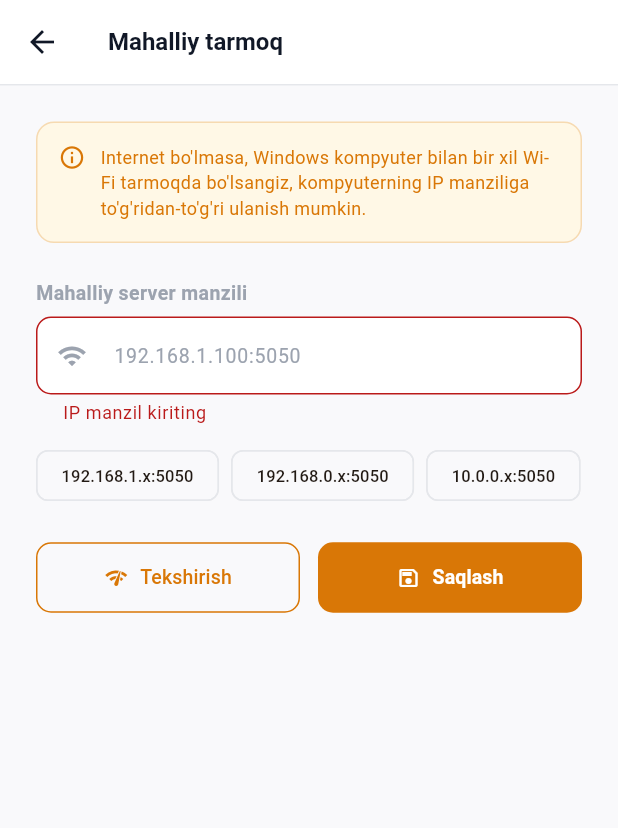
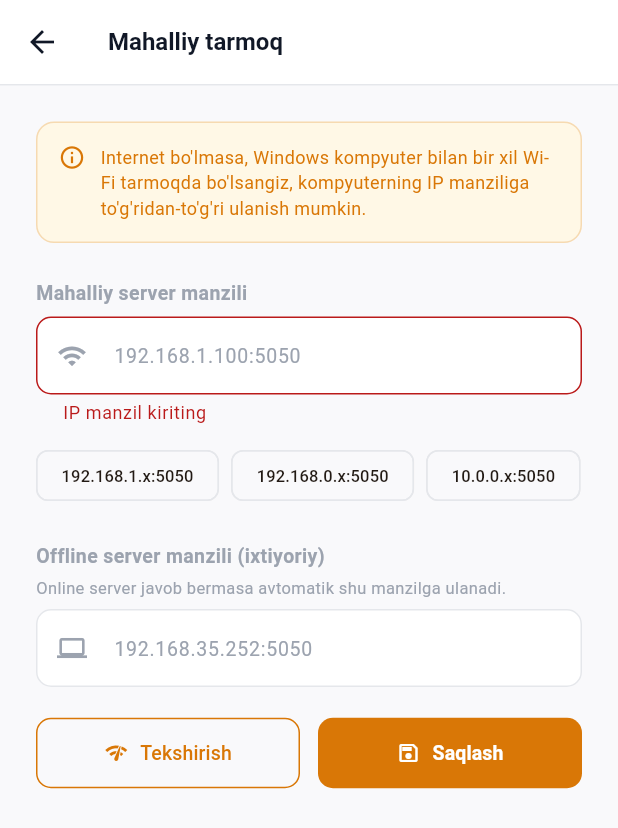
Before and after one commit to sukhrobrich/foodXMobile, a Flutter app: the SetupScreen screen opened directly, after a tap on "Tekshirish", after a tap on "Saqlash", on a phone screen of 412 x 824 dp. Shown: the top 828 px of the screen. Run offline on Flutter 3.47's test engine with Material 3 defaults, Android fonts, the phone set to English and light mode, and no system bars; our stand-ins replace shared_preferences; accounts and stored records are empty.

Commit message:
Initial cqaxxaazZcxxv1zz

```diff
--- a/lib/core/config.dart
+++ b/lib/core/config.dart
@@ -1,10 +1,11 @@
 import 'package:shared_preferences/shared_preferences.dart';
 
 class AppConfig {
-  // Markaziy server manzili — nginx port 80 orqali
-  static const centralUrl = 'http://192.168.35.230';
+  // Markaziy server manzili
+  static const centralUrl = 'http://192.168.35.230:5050';
 
   static const _keyBaseUrl   = 'base_url';
+  static const _keyLocalUrl  = 'local_url';   // Windows PC offline URL
   static const _keyTenantId  = 'tenant_id';
   static const _keyToken     = 'token';
   static const _keyUserName  = 'user_name';
@@ -34,6 +35,23 @@ class AppConfig {
     final p = await SharedPreferences.getInstance();
     final saved = p.getString(_keyBaseUrl);
     return saved != null && saved.isNotEmpty && saved != centralUrl;
+  }
+
+  // Mahalliy (offline) server manzili — Windows PC
+  static Future<String?> getLocalUrl() async {
+    final p = await SharedPreferences.getInstance();
+    return p.getString(_keyLocalUrl);
+  }
+
+  static Future<void> setLocalUrl(String url) async {
+    final p = await SharedPreferences.getInstance();
+    final clean = url.trim().replaceAll(RegExp(r'/+$'), '');
+    await p.setString(_keyLocalUrl, clean.isEmpty ? '' : clean);
+  }
+
+  static Future<void> clearLocalUrl() async {
+    final p = await SharedPreferences.getInstance();
+    await p.remove(_keyLocalUrl);
   }
 
   static Future<int> getTenantId() async {
--- a/lib/screens/setup_screen.dart
+++ b/lib/screens/setup_screen.dart
@@ -11,8 +11,9 @@ class SetupScreen extends StatefulWidget {
 }
 
 class _SetupScreenState extends State<SetupScreen> {
-  final _formKey  = GlobalKey<FormState>();
-  final _urlCtrl  = TextEditingController();
+  final _formKey    = GlobalKey<FormState>();
+  final _urlCtrl    = TextEditingController();
+  final _localCtrl  = TextEditingController();
 
   bool    _loading   = false;
   String? _statusMsg;
@@ -26,11 +27,13 @@ class _SetupScreenState extends State<SetupScreen> {
   }
 
   Future<void> _load() async {
-    final custom = await AppConfig.isUsingCustomUrl();
-    final url    = await AppConfig.getBaseUrl();
+    final custom   = await AppConfig.isUsingCustomUrl();
+    final url      = await AppConfig.getBaseUrl();
+    final localUrl = await AppConfig.getLocalUrl();
     setState(() {
       _isCustom = custom;
       if (custom) _urlCtrl.text = url;
+      if (localUrl != null && localUrl.isNotEmpty) _localCtrl.text = localUrl;
     });
   }
 
@@ -44,20 +47,39 @@ class _SetupScreenState extends State<SetupScreen> {
   Future<void> _test() async {
     if (!_formKey.currentState!.validate()) return;
     setState(() { _loading = true; _statusMsg = null; });
-    final tid = await AppConfig.getTenantId();
-    final ok  = await Api.testConnection(_normalize(_urlCtrl.text), tid);
+    final tid      = await AppConfig.getTenantId();
+    final primary  = _normalize(_urlCtrl.text);
+    final localRaw = _localCtrl.text.trim();
+    final local    = localRaw.isNotEmpty ? _normalize(localRaw) : null;
+
+    final okPrimary = await Api.testConnection(primary, tid);
+    final okLocal   = local != null ? await Api.testConnection(local, tid) : null;
+
     setState(() {
-      _loading   = false;
-      _statusOk  = ok;
-      _statusMsg = ok
-          ? 'Ulanish muvaffaqiyatli!'
-          : 'Ulanib bo\'lmadi. IP va port tekshiring.';
+      _loading = false;
+      if (okPrimary) {
+        _statusOk  = true;
+        _statusMsg = '✓ Online server ulandi: $primary';
+      } else if (okLocal == true) {
+        _statusOk  = true;
+        _statusMsg = '✓ Offline server ulandi: $local';
+      } else {
+        _statusOk  = false;
+        _statusMsg = 'Ulanib bo\'lmadi. IP va port tekshiring.';
+      }
     });
   }
 
   Future<void> _save() async {
     if (!_formKey.currentState!.validate()) return;
     await AppConfig.setBaseUrl(_normalize(_urlCtrl.text));
+    final localRaw = _localCtrl.text.trim();
+    if (localRaw.isNotEmpty) {
+      await AppConfig.setLocalUrl(_normalize(localRaw));
+    } else {
+      await AppConfig.clearLocalUrl();
+    }
+    Api.resetActiveBase();
     if (!mounted) return;
     Navigator.of(context).pop();
   }
@@ -176,6 +198,46 @@ class _SetupScreenState extends State<SetupScreen> {
                 ]),
                 const SizedBox(height: 20),
 
+                // Offline (Windows PC) URL
+                const Text('Offline server manzili (ixtiyoriy)',
+                    style: TextStyle(
+                        fontSize: 13,
+                        fontWeight: FontWeight.w600,
+                        color: AppColors.textMuted)),
+                const SizedBox(height: 4),
+                const Text(
+                    'Online server javob bermasa avtomatik shu manzilga ulanadi.',
+                    style: TextStyle(fontSize: 11, color: AppColors.textMuted)),
+                const SizedBox(height: 6),
+                TextFormField(
+                  controller: _localCtrl,
+                  keyboardType: TextInputType.url,
+                  decoration: InputDecoration(
+                    hintText: '192.168.35.252:5050',
+                    hintStyle: const TextStyle(
+                        color: AppColors.textMuted, fontSize: 13),
+                    prefixIcon: const Icon(Icons.computer,
+                        color: AppColors.textMuted, size: 20),
+                    filled: true,
+                    fillColor: Colors.white,
+                    contentPadding: const EdgeInsets.symmetric(
+                        horizontal: 14, vertical: 14),
+                    border: OutlineInputBorder(
+                        borderRadius: BorderRadius.circular(10),
+                        borderSide:
+                            const BorderSide(color: AppColors.border)),
+                    enabledBorder: OutlineInputBorder(
+                        borderRadius: BorderRadius.circular(10),
+                        borderSide:
+                            const BorderSide(color: AppColors.border)),
+                    focusedBorder: OutlineInputBorder(
+                        borderRadius: BorderRadius.circular(10),
+                        borderSide: const BorderSide(
+                            color: AppColors.primary, width: 1.5)),
+                  ),
+                ),
+                const SizedBox(height: 20),
+
                 // Status xabar
                 if (_statusMsg != null) ...[
                   Container(
--- a/lib/screens/tables_screen.dart
+++ b/lib/screens/tables_screen.dart
@@ -197,6 +197,7 @@ class _TablesTabState extends State<_TablesTab> with WidgetsBindingObserver {
 
   Future<void> _doLogout() async {
     await AppConfig.logout();
+    Api.resetActiveBase();
     if (!mounted) return;
     Navigator.of(context).pushReplacement(
       MaterialPageRoute(builder: (_) => const LoginScreen()),
```
Also changed, not shown: lib/core/api.dart (+58 -15 lines).
